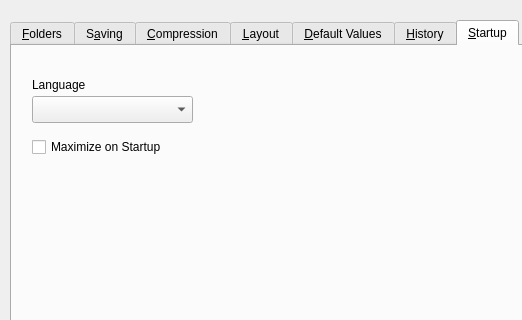
The window that src/dialogs/prefsdialog.ui (PhotoFlare/photoflare) describes before a commit, drawn with Qt 5; both pictures show x 0 to 522 and y 0 to 320 of the 925 by 490 pixel window.
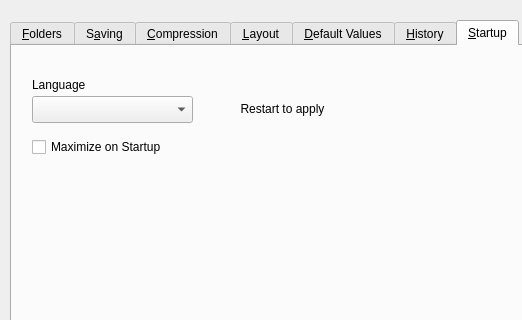
The same window after the commit. The open tabs and pages were chosen to show the change.

Commit message: Add restart button to update language in use

The edit to the form file:
```diff
--- a/src/dialogs/prefsdialog.ui
+++ b/src/dialogs/prefsdialog.ui
@@ -455,6 +455,22 @@
       <string>Language</string>
      </property>
     </widget>
+    <widget class="QPushButton" name="restartButton">
+     <property name="geometry">
+      <rect>
+       <x>200</x>
+       <y>50</y>
+       <width>141</width>
+       <height>25</height>
+      </rect>
+     </property>
+     <property name="text">
+      <string>Restart to apply</string>
+     </property>
+     <property name="flat">
+      <bool>true</bool>
+     </property>
+    </widget>
    </widget>
   </widget>
  </widget>
```
The commit also changes 2 other files.
